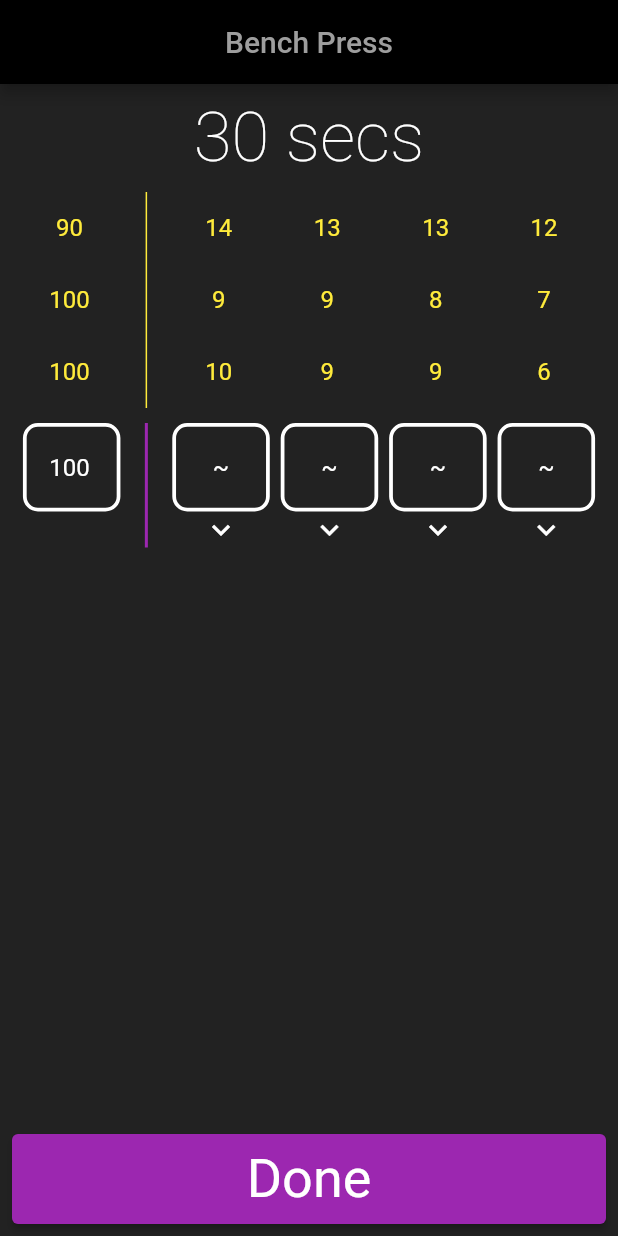
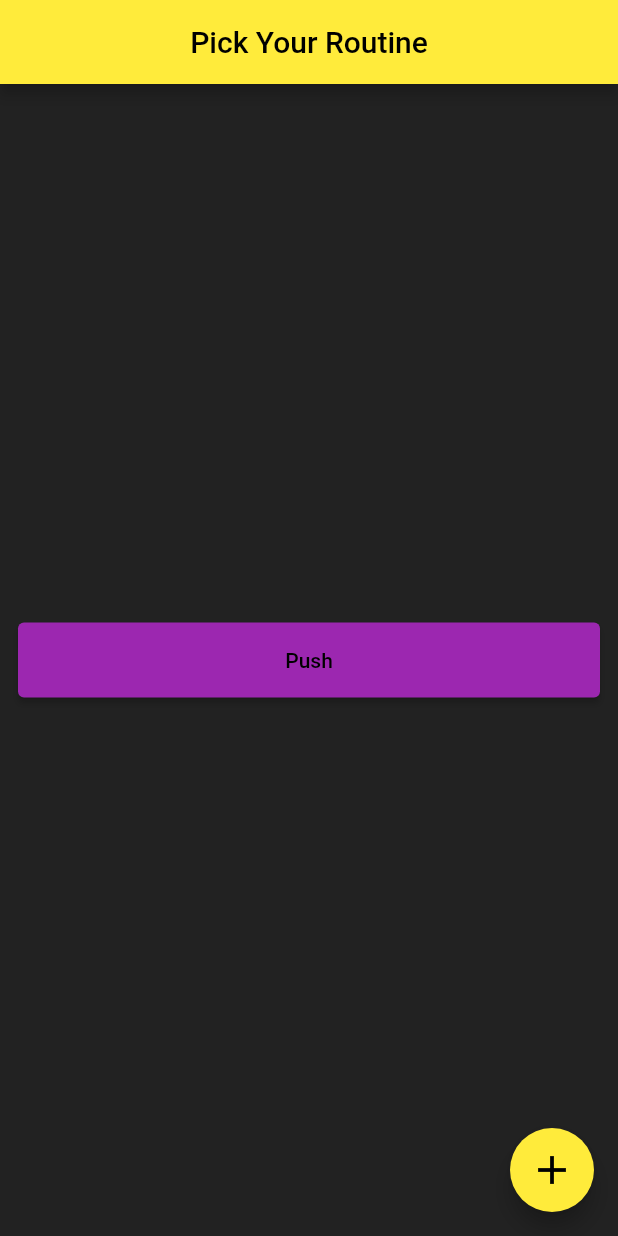
Before and after one commit to WilliamRWalsh/progressive-overload-app, a Flutter app: the screen it shows after launch, on a phone screen of 412 x 824 dp. Run offline on Flutter 3.47's test engine with Material 2 defaults, Android fonts, the phone set to English and light mode, and no system bars; our stand-ins replace flutter_riverpod, hive_flutter; accounts and stored records are empty.

Commit message:
added routine pages

```diff
--- a/lib/exercise_page.dart
+++ b/lib/exercise_page.dart
@@ -12,10 +12,9 @@ class ExercisePage extends ConsumerWidget {
         title: const Center(child: Text('Bench Press')),
       ),
       body: Padding(
-        padding: const EdgeInsets.all(8.0),
+        padding: const EdgeInsets.all(12),
         child: Form(
           child: Column(
-            // mainAxisAlignment: MainAxisAlignment.spaceBetween,
             children: [
               Text(
                 '30 secs',
--- a/lib/main.dart
+++ b/lib/main.dart
@@ -1,10 +1,10 @@
 import 'package:flutter/material.dart';
 import 'package:flutter_riverpod/flutter_riverpod.dart';
 import 'package:hive_flutter/hive_flutter.dart';
-import 'package:progressive_overload_app/exercise_page.dart';
 import 'package:progressive_overload_app/models/exercise.model.dart';
 import 'package:progressive_overload_app/models/exercise_set.model.dart';
 import 'package:progressive_overload_app/models/exercise_type.model.dart';
+import 'package:progressive_overload_app/routine_list_page.dart';
 
 void main() async {
   await Hive.initFlutter();
@@ -20,9 +20,9 @@ void main() async {
     date: DateTime.now(),
   );
 
-  exerciseBox.put(exercise.type.name, [exercise]);
+  exerciseBox.put(exercise.type.guid, [exercise]);
 
-  print('${exerciseBox.get(exercise.type.name)}');
+  // print('${exerciseBox.get(exercise.type.guid)}');
 
   runApp(const MyApp());
 }
@@ -42,13 +42,13 @@ class MyApp extends StatelessWidget {
               primary: Colors.purple,
               onPrimary: Colors.black,
               secondary: Colors.yellow,
-              onSecondary: Colors.yellow,
+              onSecondary: Colors.black,
               error: Colors.red,
               onError: Colors.red,
               background: Colors.black,
               onBackground: Colors.black,
-              surface: Colors.black,
-              onSurface: Colors.grey,
+              surface: Colors.yellow,
+              onSurface: Colors.black,
             ),
             primarySwatch: Colors.purple,
             textTheme: const TextTheme(
@@ -98,6 +98,6 @@ class HomePage extends StatelessWidget {
 
   @override
   Widget build(BuildContext context) {
-    return const ExercisePage();
+    return const RoutineListPage();
   }
 }
--- /dev/null
+++ b/lib/models/routine.model.dart
@@ -0,0 +1,20 @@
+import 'package:hive_flutter/hive_flutter.dart';
+import 'package:progressive_overload_app/models/exercise_type.model.dart';
+
+part 'routine.model.g.dart';
+
+@HiveType(typeId: 2)
+class Routine {
+  Routine({
+    required this.guid,
+    required this.name,
+    required this.exerciseTypes,
+  });
+
+  @HiveField(0)
+  String guid;
+  @HiveField(1)
+  String name;
+  @HiveField(2)
+  List<ExerciseType> exerciseTypes;
+}
--- a/lib/routine.dart
+++ /dev/null
@@ -1,26 +0,0 @@
-import 'package:flutter/material.dart';
-import 'package:flutter_riverpod/flutter_riverpod.dart';
-
-class ExercisePage extends ConsumerWidget {
-  const ExercisePage({Key? key}) : super(key: key);
-
-  @override
-  Widget build(BuildContext context, WidgetRef ref) {
-    return Scaffold(
-      appBar: AppBar(
-        title: const Center(child: Text('Routine Name')),
-      ),
-      body: Padding(
-        padding: const EdgeInsets.all(8.0),
-        child: Column(
-          children: [
-            ElevatedButton(onPressed: () {}, child: const Text('Bench Press')),
-            ElevatedButton(onPressed: () {}, child: const Text('Bench Press')),
-            ElevatedButton(onPressed: () {}, child: const Text('Bench Press')),
-            ElevatedButton(onPressed: () {}, child: const Text('Bench Press'))
-          ],
-        ),
-      ),
-    );
-  }
-}
--- /dev/null
+++ b/lib/routine_list_page.dart
@@ -0,0 +1,44 @@
+import 'package:flutter/material.dart';
+import 'package:flutter_riverpod/flutter_riverpod.dart';
+import 'package:progressive_overload_app/add_routine_page.dart';
+
+class RoutineListPage extends ConsumerWidget {
+  const RoutineListPage({Key? key}) : super(key: key);
+
+  @override
+  Widget build(BuildContext context, WidgetRef ref) {
+    return Scaffold(
+      appBar: AppBar(
+        title: const Center(child: Text('Pick Your Routine')),
+      ),
+      floatingActionButton: FloatingActionButton(
+        onPressed: () => Navigator.push(
+          context,
+          MaterialPageRoute(builder: (context) => const AddRoutinePage()),
+        ),
+        child: const Icon(
+          Icons.add,
+          size: 32,
+        ),
+      ),
+      body: Padding(
+        padding: const EdgeInsets.all(12),
+        child: Center(
+          child: Column(
+            mainAxisAlignment: MainAxisAlignment.center,
+            children: [
+              SizedBox(
+                width: double.infinity,
+                height: 50,
+                child: ElevatedButton(
+                  onPressed: () {},
+                  child: const Text('Push'),
+                ),
+              ),
+            ],
+          ),
+        ),
+      ),
+    );
+  }
+}
```
Also changed, not shown: lib/add_routine_page.dart (added, +60 -0 lines), lib/routine_detail_page.dart (added, +38 -0 lines), lib/models/routine.model.g.dart (added), 1 other file.
